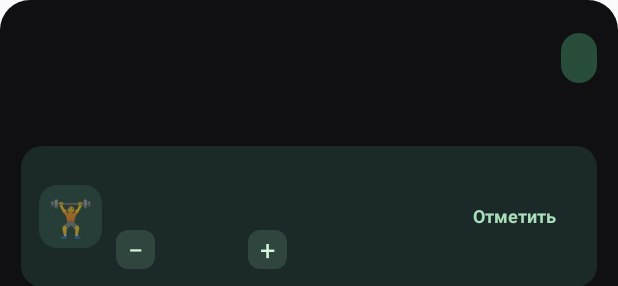
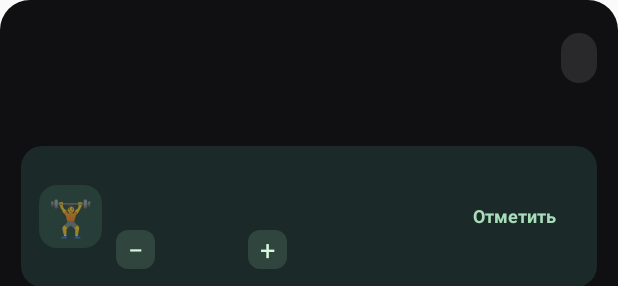
Before and after one commit to DenisovR/workout-widget, an Android app: the layout widget.xml on its own in the app's theme, with its tools: preview values and no code run, on a phone screen of 412 x 824 dp. Shown: the top 286 px of the screen. Run offline under Robolectric (Android 15) with nearby library versions, the phone set to English and light mode, and no system bars.

Commit message:
Apply monochrome fitness theme

```diff
--- a/app/src/main/res/drawable/pill.xml
+++ b/app/src/main/res/drawable/pill.xml
@@ -1 +1 @@
-<shape xmlns:android="http://schemas.android.com/apk/res/android"><solid android:color="#284D3A"/><corners android:radius="20dp"/></shape>
+<shape xmlns:android="http://schemas.android.com/apk/res/android"><solid android:color="#29292C"/><corners android:radius="20dp"/></shape>
```
